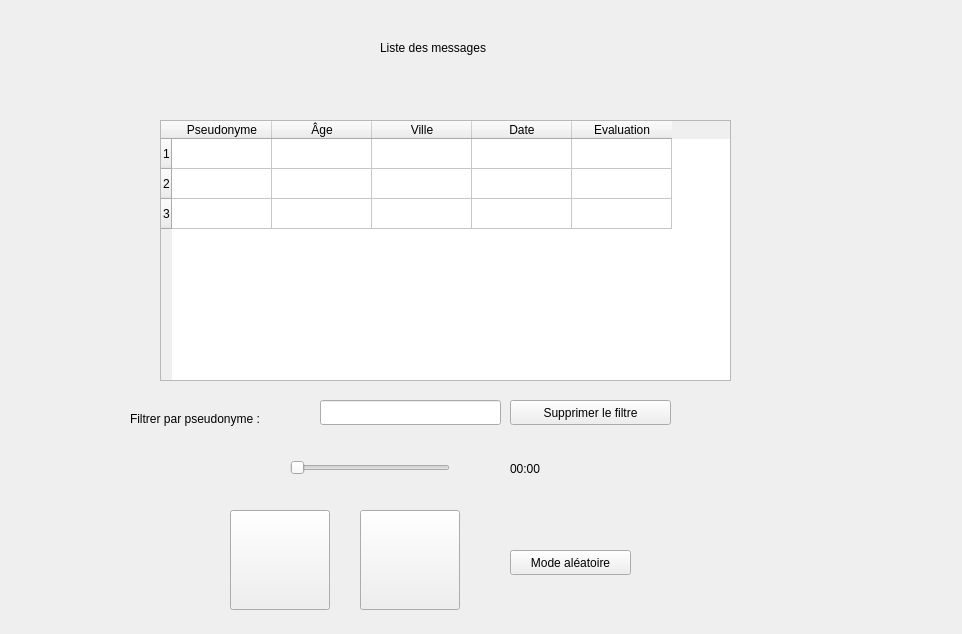
Old version of the form mainwindow.ui in the repository max22-/loan.
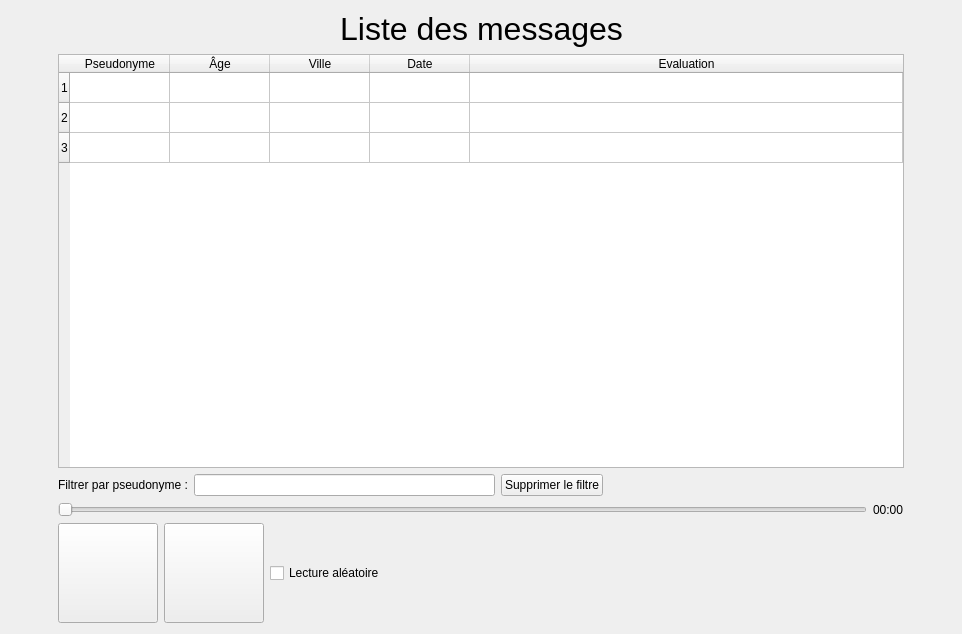
New version of the form. The open tabs and pages were chosen to show the change. Icons and pictures are not drawn.

Commit message: Travail sur le design du lecteur

Patch:
```diff
--- a/mainwindow.ui
+++ b/mainwindow.ui
@@ -1856,15 +1856,69 @@
        </layout>
       </widget>
       <widget class="QWidget" name="listenPage">
+       <layout class="QHBoxLayout" name="horizontalLayout_33" stretch="5,90,5">
+        <item>
+         <spacer name="horizontalSpacer_48">
+          <property name="orientation">
+           <enum>Qt::Horizontal</enum>
+          </property>
+          <property name="sizeHint" stdset="0">
+           <size>
+            <width>44</width>
+            <height>20</height>
+           </size>
+          </property>
+         </spacer>
+        </item>
+        <item>
+         <layout class="QVBoxLayout" name="verticalLayout_11">
+          <item>
+           <layout class="QHBoxLayout" name="horizontalLayout_29">
+            <item>
+             <spacer name="horizontalSpacer_44">
+              <property name="orientation">
+               <enum>Qt::Horizontal</enum>
+              </property>
+              <property name="sizeHint" stdset="0">
+               <size>
+                <width>40</width>
+                <height>20</height>
+               </size>
+              </property>
+             </spacer>
+            </item>
+            <item>
+             <widget class="QLabel" name="label_18">
+              <property name="font">
+               <font>
+                <pointsize>24</pointsize>
+               </font>
+              </property>
+              <property name="text">
+               <string>&lt;html&gt;&lt;head/&gt;&lt;body&gt;&lt;p&gt;Liste des messages&lt;/p&gt;&lt;/body&gt;&lt;/html&gt;</string>
+              </property>
+              <property name="alignment">
+               <set>Qt::AlignCenter</set>
+              </property>
+             </widget>
+            </item>
+            <item>
+             <spacer name="horizontalSpacer_45">
+              <property name="orientation">
+               <enum>Qt::Horizontal</enum>
+              </property>
+              <property name="sizeHint" stdset="0">
+               <size>
+                <width>40</width>
+                <height>20</height>
+               </size>
+              </property>
+             </spacer>
+            </item>
+           </layout>
+          </item>
+          <item>
        <widget class="QTableWidget" name="tableWidget">
-        <property name="geometry">
-         <rect>
-          <x>160</x>
-          <y>120</y>
-          <width>571</width>
-          <height>261</height>
-         </rect>
-        </property>
         <property name="selectionBehavior">
          <enum>QAbstractItemView::SelectRows</enum>
         </property>
@@ -1877,7 +1931,16 @@
         <property name="columnCount">
          <number>5</number>
         </property>
+            <attribute name="horizontalHeaderCascadingSectionResizes">
+             <bool>false</bool>
+            </attribute>
+            <attribute name="horizontalHeaderDefaultSectionSize">
+             <number>100</number>
+            </attribute>
         <attribute name="horizontalHeaderStretchLastSection">
+             <bool>true</bool>
+            </attribute>
+            <attribute name="verticalHeaderCascadingSectionResizes">
          <bool>false</bool>
         </attribute>
         <attribute name="verticalHeaderStretchLastSection">
@@ -1912,133 +1975,97 @@
          </property>
         </column>
        </widget>
+          </item>
+          <item>
+           <layout class="QHBoxLayout" name="horizontalLayout_31">
+            <item>
        <widget class="QLabel" name="label_16">
-        <property name="geometry">
-         <rect>
-          <x>130</x>
-          <y>410</y>
-          <width>171</width>
-          <height>17</height>
-         </rect>
-        </property>
         <property name="text">
          <string>Filtrer par pseudonyme :</string>
         </property>
        </widget>
-       <widget class="QLineEdit" name="nicknacmeFilterEdit">
-        <property name="geometry">
-         <rect>
-          <x>320</x>
-          <y>400</y>
-          <width>181</width>
-          <height>25</height>
-         </rect>
-        </property>
-       </widget>
+            </item>
+            <item>
+             <widget class="QLineEdit" name="nicknacmeFilterEdit"/>
+            </item>
+            <item>
        <widget class="QPushButton" name="pushButton">
-        <property name="geometry">
-         <rect>
-          <x>510</x>
-          <y>400</y>
-          <width>161</width>
-          <height>25</height>
-         </rect>
-        </property>
         <property name="text">
          <string>Supprimer le filtre</string>
         </property>
        </widget>
-       <widget class="QPushButton" name="pushButton_2">
-        <property name="geometry">
-         <rect>
-          <x>510</x>
-          <y>550</y>
-          <width>121</width>
-          <height>25</height>
-         </rect>
-        </property>
-        <property name="text">
-         <string>Mode aléatoire</string>
-        </property>
-        <property name="checkable">
-         <bool>true</bool>
-        </property>
-       </widget>
-       <widget class="QPushButton" name="pushButton_16">
-        <property name="geometry">
-         <rect>
-          <x>230</x>
-          <y>510</y>
-          <width>100</width>
-          <height>100</height>
-         </rect>
-        </property>
-        <property name="sizePolicy">
-         <sizepolicy hsizetype="Fixed" vsizetype="Fixed">
-          <horstretch>0</horstretch>
-          <verstretch>0</verstretch>
-         </sizepolicy>
-        </property>
-        <property name="minimumSize">
+            </item>
+            <item>
+             <spacer name="horizontalSpacer_46">
+              <property name="orientation">
+               <enum>Qt::Horizontal</enum>
+              </property>
+              <property name="sizeHint" stdset="0">
          <size>
-          <width>100</width>
-          <height>100</height>
-         </size>
-        </property>
-        <property name="styleSheet">
-         <string notr="true">QPushButton {
-	border-image: url(:/images/buttons/play_button.png);
-}
-
-QPushButton:hover {
-	border-image: url(:/images/buttons/play_button_hovered.png);
-}
-
-QPushButton:pressed {
-	border-image: url(:/images/buttons/play_button_pressed.png);	
-}
-
-</string>
-        </property>
-        <property name="text">
-         <string/>
-        </property>
-       </widget>
+                <width>40</width>
+                <height>20</height>
+               </size>
+              </property>
+             </spacer>
+            </item>
+           </layout>
+          </item>
+          <item>
+           <layout class="QHBoxLayout" name="horizontalLayout_30">
+            <item>
        <widget class="QSlider" name="horizontalSlider">
-        <property name="geometry">
-         <rect>
-          <x>290</x>
-          <y>460</y>
-          <width>160</width>
-          <height>16</height>
-         </rect>
-        </property>
         <property name="orientation">
          <enum>Qt::Horizontal</enum>
         </property>
        </widget>
+            </item>
+            <item>
        <widget class="QLabel" name="label_17">
-        <property name="geometry">
-         <rect>
-          <x>510</x>
-          <y>460</y>
-          <width>41</width>
-          <height>17</height>
-         </rect>
-        </property>
         <property name="text">
          <string>00:00</string>
         </property>
        </widget>
+            </item>
+           </layout>
+          </item>
+          <item>
+           <layout class="QHBoxLayout" name="horizontalLayout_32">
+            <item>
+             <widget class="QPushButton" name="pushButton_16">
+              <property name="sizePolicy">
+               <sizepolicy hsizetype="Fixed" vsizetype="Fixed">
+                <horstretch>0</horstretch>
+                <verstretch>0</verstretch>
+               </sizepolicy>
+              </property>
+              <property name="minimumSize">
+               <size>
+                <width>100</width>
+                <height>100</height>
+               </size>
+              </property>
+              <property name="styleSheet">
+               <string notr="true">QPushButton {
+	border-image: url(:/images/buttons/play_button.png);
+}
+
+QPushButton:hover {
+	border-image: url(:/images/buttons/play_button_hovered.png);
+}
+
+QPushButton:pressed {
+	border-image: url(:/images/buttons/play_button_pressed.png);	
+}
+
+</string>
+              </property>
+              <property name="text">
+               <string/>
+              </property>
+             </widget>
+            </item>
+            <item>
        <widget class="QPushButton" name="pushButton_17">
-        <property name="geometry">
-         <rect>
-          <x>360</x>
-          <y>510</y>
-          <width>100</width>
-          <height>100</height>
-         </rect>
-        </property>
         <property name="sizePolicy">
          <sizepolicy hsizetype="Fixed" vsizetype="Fixed">
           <horstretch>0</horstretch>
@@ -2070,19 +2097,45 @@
          <string/>
         </property>
        </widget>
-       <widget class="QLabel" name="label_18">
-        <property name="geometry">
-         <rect>
-          <x>380</x>
-          <y>40</y>
-          <width>141</width>
-          <height>17</height>
-         </rect>
-        </property>
+            </item>
+            <item>
+             <widget class="QCheckBox" name="randomModeCheckBox">
         <property name="text">
-         <string>&lt;html&gt;&lt;head/&gt;&lt;body&gt;&lt;p&gt;Liste des messages&lt;/p&gt;&lt;/body&gt;&lt;/html&gt;</string>
-        </property>
-       </widget>
+               <string>Lecture aléatoire</string>
+              </property>
+             </widget>
+            </item>
+            <item>
+             <spacer name="horizontalSpacer_47">
+              <property name="orientation">
+               <enum>Qt::Horizontal</enum>
+              </property>
+              <property name="sizeHint" stdset="0">
+               <size>
+                <width>40</width>
+                <height>20</height>
+               </size>
+              </property>
+             </spacer>
+            </item>
+           </layout>
+          </item>
+         </layout>
+        </item>
+        <item>
+         <spacer name="horizontalSpacer_49">
+          <property name="orientation">
+           <enum>Qt::Horizontal</enum>
+          </property>
+          <property name="sizeHint" stdset="0">
+           <size>
+            <width>44</width>
+            <height>20</height>
+           </size>
+          </property>
+         </spacer>
+        </item>
+       </layout>
       </widget>
      </widget>
     </item>
```
Left out of the diff: 2 changed lines with no effect on the pictures. Lines whose indentation alone changed are shown as unchanged.
